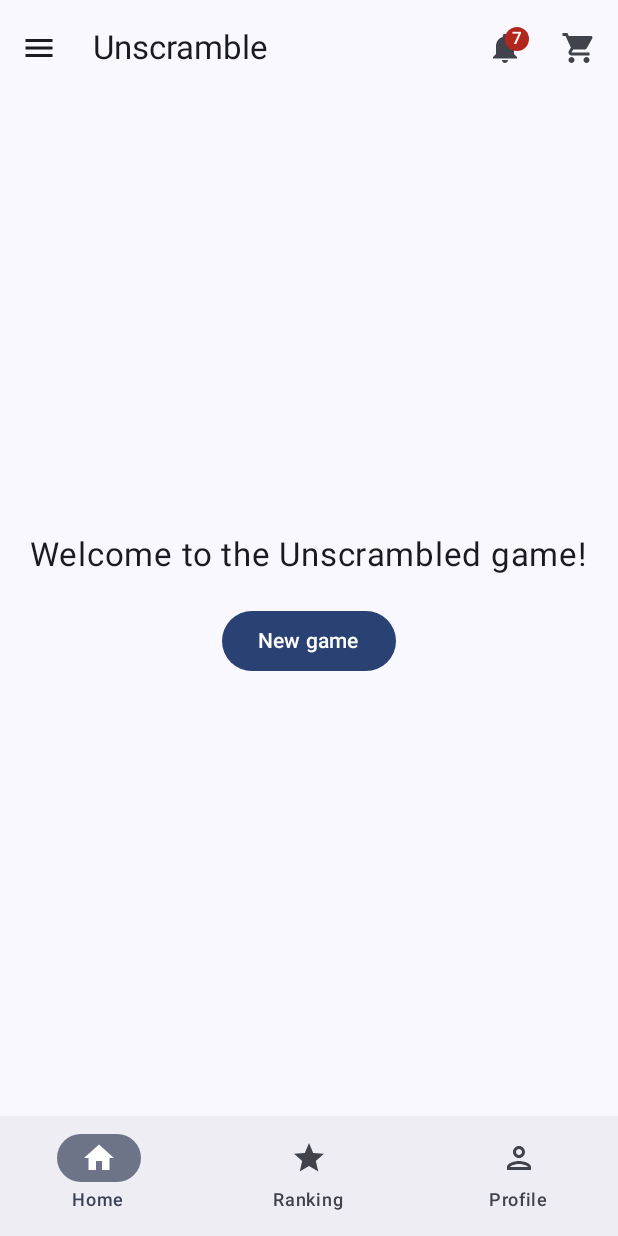
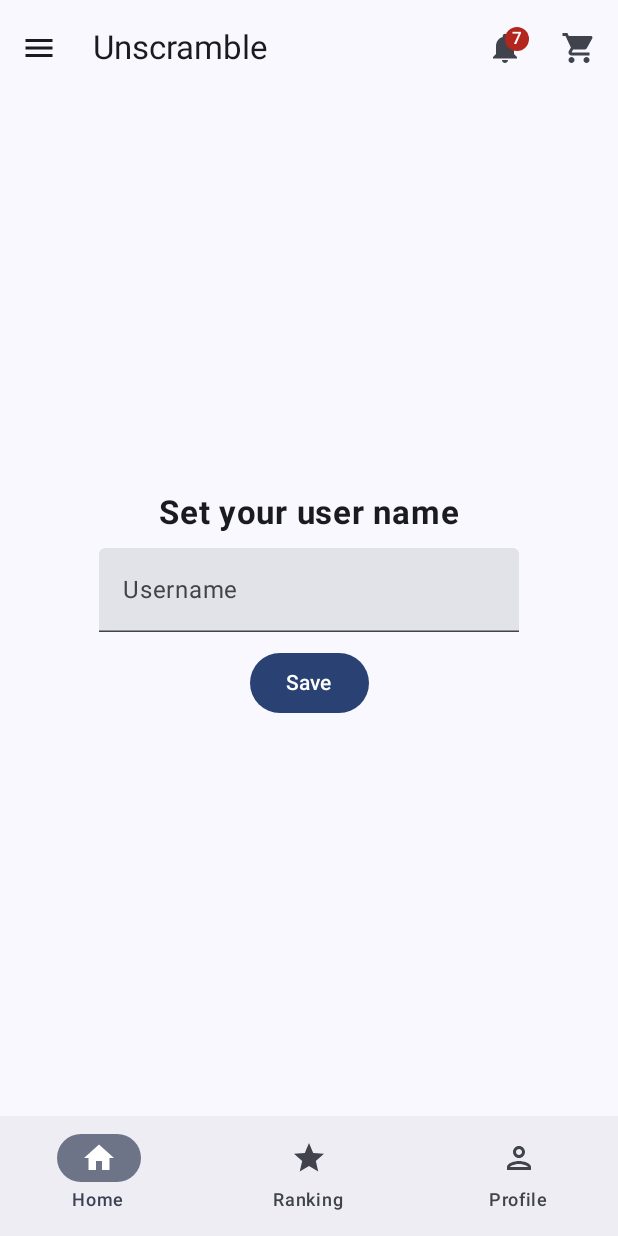
Before and after one commit to katiacammisa/Unscramble, an Android app built with Jetpack Compose: the screen it shows after launch (MainActivity), on a phone screen of 412 x 824 dp. Run offline under Robolectric (Android 15) with nearby library versions, the light colour scheme and no system bars; our stand-ins replace Dagger/Hilt's generated code.

Commit message:
Local storage pt2. Add UI/View Model to demonstrate usage of Data Store

```diff
--- a/app/src/main/java/com/example/unscramble/home/Home.kt
+++ b/app/src/main/java/com/example/unscramble/home/Home.kt
@@ -5,11 +5,20 @@ import androidx.compose.foundation.layout.Column
 import androidx.compose.foundation.layout.fillMaxSize
 import androidx.compose.material3.Button
 import androidx.compose.material3.Text
+import androidx.compose.material3.TextField
 import androidx.compose.runtime.Composable
+import androidx.compose.runtime.collectAsState
+import androidx.compose.runtime.getValue
+import androidx.compose.runtime.mutableStateOf
+import androidx.compose.runtime.remember
+import androidx.compose.runtime.setValue
 import androidx.compose.ui.Alignment
 import androidx.compose.ui.Modifier
 import androidx.compose.ui.res.stringResource
+import androidx.compose.ui.text.font.FontWeight
+import androidx.compose.ui.tooling.preview.Preview
 import androidx.compose.ui.unit.dp
+import androidx.hilt.navigation.compose.hiltViewModel
 import com.example.unscramble.R
 import com.example.unscramble.ui.theme.largeText
 
@@ -17,11 +26,50 @@ import com.example.unscramble.ui.theme.largeText
 fun Home(
     onNavigateToGame: () -> Unit,
 ) {
+
+    val viewModel = hiltViewModel<HomeViewModel>()
+
+    val userName by viewModel.userName.collectAsState()
+
+    var userNameLocal by remember {
+        mutableStateOf("")
+    }
+
+    if(userName.isEmpty()) {
+        Column(
+            verticalArrangement = Arrangement.spacedBy(10.dp, Alignment.CenterVertically),
+            horizontalAlignment = Alignment.CenterHorizontally,
+        ) {
+            Text(
+                text = stringResource(id = R.string.set_user_name),
+                fontSize = largeText,
+                fontWeight = FontWeight.Bold,
+            )
+
+            TextField(
+                value = userNameLocal,
+                onValueChange = { userNameLocal = it },
+                label = {
+                    Text(text = "Username")
+                },
+            )
+
+            Button(onClick = { viewModel.saveToDataStore(userNameLocal) }) {
+                Text(text = stringResource(id = R.string.save))
+            }
+        }
+    } else {
         Column(
             modifier = Modifier.fillMaxSize(),
             verticalArrangement = Arrangement.spacedBy(20.dp, alignment = Alignment.CenterVertically),
             horizontalAlignment = Alignment.CenterHorizontally,
         ) {
+            Text(
+                text = userName,
+                fontSize = largeText,
+                fontWeight = FontWeight.Bold,
+            )
+
             Text(
                 text = stringResource(id = (R.string.welcome)),
                 fontSize = largeText,
@@ -32,3 +80,10 @@ fun Home(
             }
         }
     }
+}
+
+@Preview
+@Composable
+fun HomePreview() {
+    Home {}
+}
--- /dev/null
+++ b/app/src/main/java/com/example/unscramble/home/HomeViewModel.kt
@@ -0,0 +1,42 @@
+package com.example.unscramble.home
+
+import android.content.Context
+import androidx.lifecycle.ViewModel
+import androidx.lifecycle.viewModelScope
+import com.example.unscramble.data.PreferencesKeys
+import com.example.unscramble.data.getFromDataStore
+import com.example.unscramble.data.saveToDataStore
+import dagger.hilt.android.lifecycle.HiltViewModel
+import dagger.hilt.android.qualifiers.ApplicationContext
+import kotlinx.coroutines.flow.MutableStateFlow
+import kotlinx.coroutines.flow.asStateFlow
+import kotlinx.coroutines.launch
+import javax.inject.Inject
+
+@HiltViewModel
+class HomeViewModel @Inject constructor(
+    @ApplicationContext val context: Context,
+): ViewModel() {
+
+    private var _userName = MutableStateFlow("")
+    val userName = _userName.asStateFlow()
+
+    init {
+        getNameFromDataStore()
+    }
+
+    private fun getNameFromDataStore() {
+        viewModelScope.launch {
+            getFromDataStore(context, PreferencesKeys.USER_NAME_KEY).collect {
+                _userName.value = it ?: ""
+            }
+        }
+    }
+
+    fun saveToDataStore(username: String) {
+        viewModelScope.launch {
+            saveToDataStore(context, username, PreferencesKeys.USER_NAME_KEY)
+            _userName.value = username
+        }
+    }
+}
--- a/app/src/main/res/values/strings.xml
+++ b/app/src/main/res/values/strings.xml
@@ -5,4 +5,8 @@
 
     <string name="retry">Retry</string>
     <string name="retry_load_ranking">Can\'t load ranking, try again later</string>
+
+    <string name="set_user_name">Set your user name</string>
+
+    <string name="save">Save</string>
 </resources>
```
Lines whose indentation alone changed are shown as unchanged.
